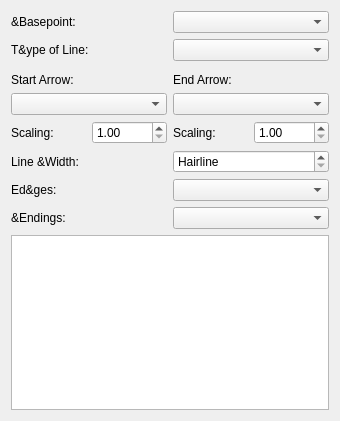
Old version of the form scribus/ui/propertiespalette_linebase.ui in the repository nitramr/scribus.
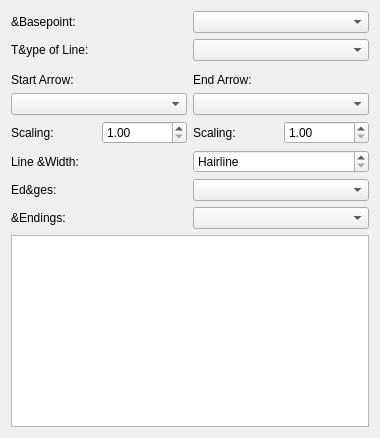
New version of the form. Custom widgets are drawn as their Qt base class.

What changed in the file:
```diff
--- a/scribus/ui/propertiespalette_linebase.ui
+++ b/scribus/ui/propertiespalette_linebase.ui
@@ -2,13 +2,11 @@
 <ui version="4.0">
  <class>PropertiesPalette_LineBase</class>
  <widget class="QWidget" name="PropertiesPalette_LineBase">
-  <property name="geometry">
-   <rect>
-    <x>0</x>
-    <y>0</y>
-    <width>340</width>
-    <height>421</height>
-   </rect>
+  <property name="minimumSize">
+   <size>
+    <width>380</width>
+    <height>0</height>
+   </size>
   </property>
   <property name="maximumSize">
    <size>
```
